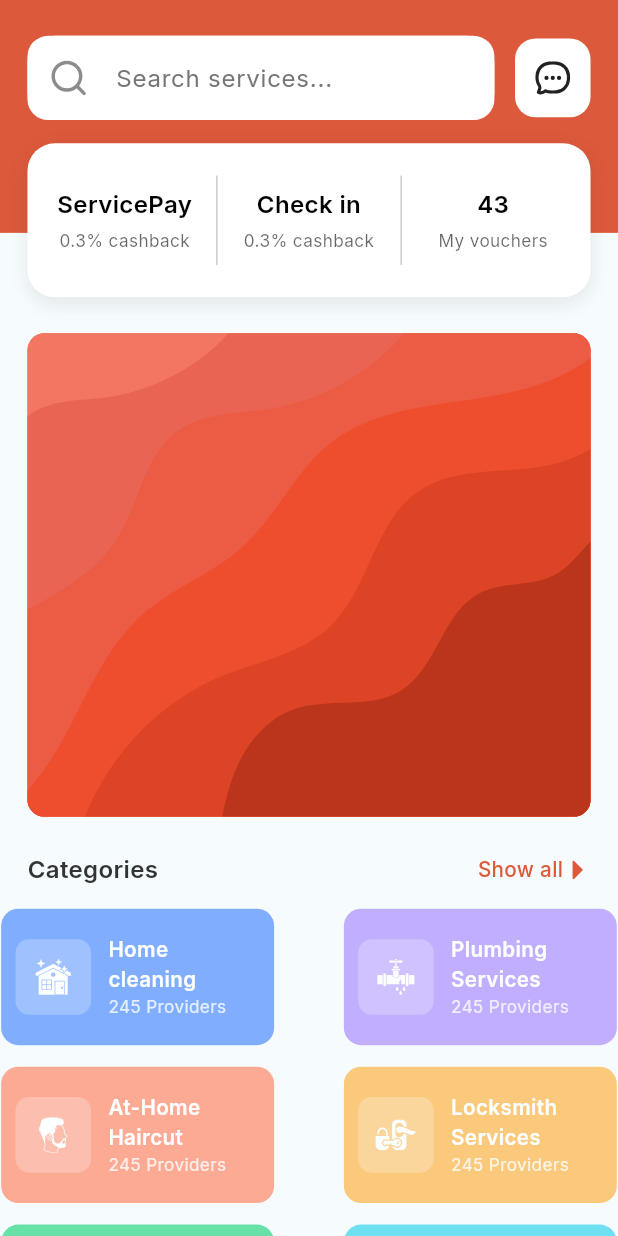
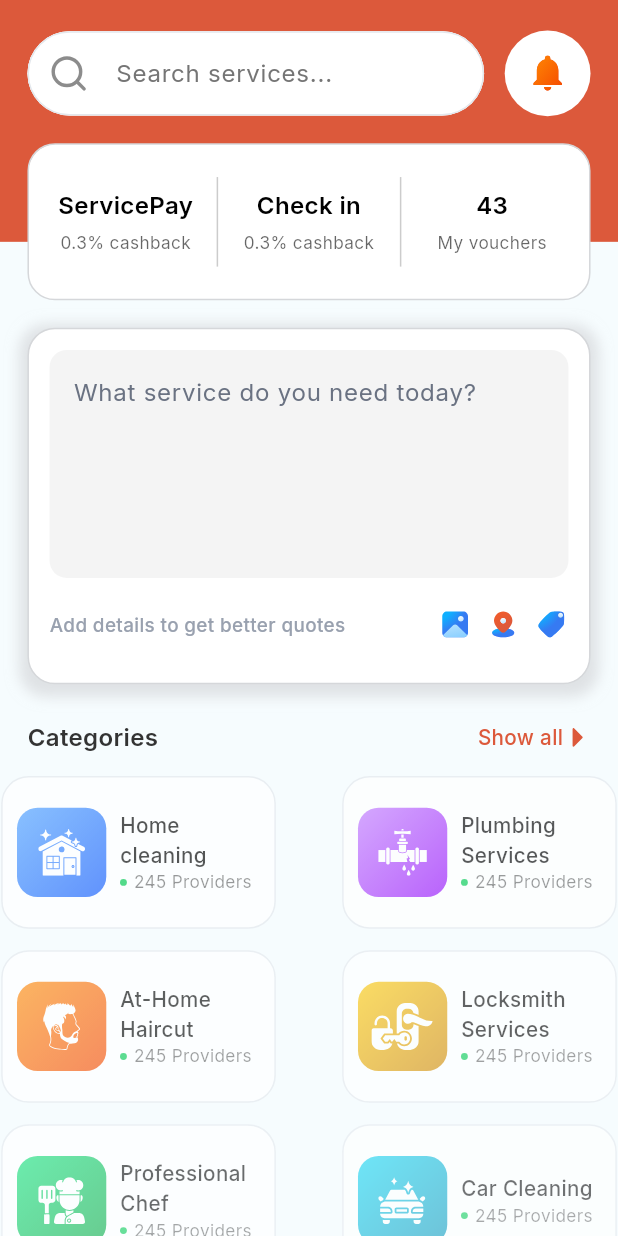
Before and after one commit to sohel10h/any-service-app, a Flutter app: the HomeScreen screen opened by its route, on a phone screen of 412 x 824 dp. Run offline on Flutter 3.47's test engine with Material 3 defaults, Android fonts, the phone set to English and light mode, and no system bars; our stand-ins replace device_preview, dio, flutter_screenutil, flutter_svg, form_field_validator, get and 3 more; missing offline and left inert: flutter_intl_phone_field; accounts and stored records are empty.

Commit message:
Modify :zap: HomeScreen live bidding arena and categories sections, header designs

```diff
--- a/lib/common/utils/app_colors.dart
+++ b/lib/common/utils/app_colors.dart
@@ -26,6 +26,8 @@ class AppColors {
   static Color text717680 = colorFromHex('#414651');
   static Color textF25B39 = colorFromHex('#F25B39');
   static Color text090A0A = colorFromHex('#090A0A');
+  static Color text6A7282 = colorFromHex('#6A7282');
+  static Color text99A1AF = colorFromHex('#99A1AF');
   static Color containerB63B1F = colorFromHex('#B63B1F');
   static Color container4485FD = colorFromHex('#4485FD');
   static Color containerA584FF = colorFromHex('#A584FF');
@@ -36,9 +38,28 @@ class AppColors {
   static Color containerFD44B3 = colorFromHex('#FD44B3');
   static Color containerFD4444 = colorFromHex('#FD4444');
   static Color containerFAFAFA = colorFromHex('#FAFAFA');
+  static Color containerF4F4F4 = colorFromHex('#F4F4F4');
+  static Color container51A2FF = colorFromHex('#51A2FF');
+  static Color container155DFC = colorFromHex('#155DFC');
+  static Color container00C950 = colorFromHex('#00C950');
+  static Color containerC27AFF = colorFromHex('#C27AFF');
+  static Color container9810FA = colorFromHex('#9810FA');
+  static Color containerFF8904 = colorFromHex('#FF8904');
+  static Color containerF54900 = colorFromHex('#F54900');
+  static Color containerFDC700 = colorFromHex('#FDC700');
+  static Color containerD08700 = colorFromHex('#D08700');
+  static Color container05DF72 = colorFromHex('#05DF72');
+  static Color container00A63E = colorFromHex('#00A63E');
+  static Color container00D3F2 = colorFromHex('#00D3F2');
+  static Color container0092B8 = colorFromHex('#0092B8');
+  static Color containerFB64B6 = colorFromHex('#FB64B6');
+  static Color containerE60076 = colorFromHex('#E60076');
+  static Color containerFF6467 = colorFromHex('#FF6467');
+  static Color containerE7000B = colorFromHex('#E7000B');
   static Color borderE3E5E5 = colorFromHex('#E3E5E5');
   static Color borderE8E8E8 = colorFromHex('#E8E8E8');
   static Color borderD5D7DA = colorFromHex('#D5D7DA');
+  static Color borderE3E7EC = colorFromHex('#E3E7EC');
   static Color dividerE9EAEB = colorFromHex('#E9EAEB');
   static Color backgroundD4F1F9 = colorFromHex('#D4F1F9');
 
--- a/lib/data/model/local/category_model.dart
+++ b/lib/data/model/local/category_model.dart
@@ -4,16 +4,14 @@ class CategoryItemModel {
   final String title;
   final String iconPath;
   final int providers;
-  final Color color;
-  final LinearGradient? gradient;
+  final List<Color> colors;
   final VoidCallback onTap;
 
   CategoryItemModel({
     required this.title,
     required this.iconPath,
     required this.providers,
-    required this.color,
+    required this.colors,
     required this.onTap,
-    this.gradient,
   });
 }
--- a/lib/view/screens/home/home_screen.dart
+++ b/lib/view/screens/home/home_screen.dart
@@ -32,7 +32,8 @@ class HomeScreen extends GetWidget<HomeController> {
               ),
             ],
           ),
-          SizedBox(height: 56.h),
+
+          SizedBox(height: 48.h),
           _buildLiveBiddingArena(),
           SizedBox(height: 8.h),
           _buildCategorySection(),
@@ -44,22 +45,81 @@ class HomeScreen extends GetWidget<HomeController> {
   Widget _buildLiveBiddingArena() {
     return Padding(
       padding: EdgeInsets.symmetric(horizontal: 16.w),
-      child: ClipRRect(
-        borderRadius: BorderRadius.circular(10.r),
-        child: Container(
-          height: 270.h,
-          color: AppColors.primary,
-          child: Stack(
-            children: List.generate(7, (index) {
-              final svgIndex = 7 - index;
-              return Positioned(
-                right: 0,
-                bottom: 0,
-                child: SvgPicture.asset(
-                  "assets/svgs/container_shape_$svgIndex.svg",
+      child: Container(
+        height: 199.h,
+        decoration: BoxDecoration(
+          color: AppColors.white,
+          borderRadius: BorderRadius.circular(16.r),
+          border: Border.all(color: AppColors.borderD5D7DA),
+          boxShadow: [
+            BoxShadow(
+              color: AppColors.borderD5D7DA.withValues(alpha: .7),
+              spreadRadius: 5,
+              blurRadius: 7,
+              offset: Offset(0, 3),
+            ),
+          ],
+        ),
+        child: Padding(
+          padding: EdgeInsets.all(12.sp),
+          child: Column(
+            children: [
+              CustomTextField(
+                controller: controller.searchController,
+                focusNode: controller.searchFocusNode,
+                hintText: "What service do you need today?",
+                hintStyle: TextStyle(
+                  fontSize: 14.sp,
+                  color: AppColors.text6A7282,
+                  fontWeight: FontWeight.w400,
                 ),
-              );
-            }),
+                maxLines: 5,
+                fillColor: AppColors.containerF4F4F4,
+                onChanged: (service) {},
+                enabledBorder: OutlineInputBorder(
+                  borderRadius: BorderRadius.circular(10.r),
+                  borderSide: BorderSide.none,
+                ),
+              ),
+              SizedBox(height: 16.h),
+              Row(
+                children: [
+                  Expanded(
+                    child: Text(
+                      "Add details to get better quotes",
+                      style: TextStyle(
+                        fontSize: 11.sp,
+                        color: AppColors.text99A1AF,
+                        fontWeight: FontWeight.w500,
+                      ),
+                      overflow: TextOverflow.ellipsis,
+                    ),
+                  ),
+                  SizedBox(width: 8.w),
+                  Row(
+                    children: [
+                      SvgPicture.asset(
+                        "assets/svgs/image.svg",
+                        width: 20.w,
+                        height: 20.h,
+                      ),
+                      SizedBox(width: 8.w),
+                      SvgPicture.asset(
+                        "assets/svgs/location.svg",
+                        width: 20.w,
+                        height: 20.h,
+                      ),
+                      SizedBox(width: 8.w),
+                      SvgPicture.asset(
+                        "assets/svgs/tag.svg",
+                        width: 20.w,
+                        height: 20.h,
+                      ),
+                    ],
+                  ),
+                ],
+              ),
+            ],
           ),
         ),
       ),
@@ -75,56 +135,80 @@ class HomeScreen extends GetWidget<HomeController> {
           title: "Home cleaning",
           iconPath: "assets/svgs/home_cleaning.svg",
           providers: 245,
-          color: AppColors.container4485FD,
+          colors: [
+            AppColors.container51A2FF,
+            AppColors.container155DFC,
+          ],
           onTap: () {},
         ),
         CategoryItemModel(
           title: "Plumbing Services",
           iconPath: "assets/svgs/plumbing.svg",
           providers: 245,
-          color: AppColors.containerA584FF,
+          colors: [
+            AppColors.containerC27AFF,
+            AppColors.container9810FA,
+          ],
           onTap: () {},
         ),
         CategoryItemModel(
           title: "At-Home Haircut",
           iconPath: "assets/svgs/haircut.svg",
           providers: 245,
-          color: AppColors.containerFF7854,
+          colors: [
+            AppColors.containerFF8904,
+            AppColors.containerF54900,
+          ],
           onTap: () {},
         ),
         CategoryItemModel(
           title: "Locksmith Services",
           iconPath: "assets/svgs/locksmith.svg",
           providers: 245,
-          color: AppColors.containerFEA725,
+          colors: [
+            AppColors.containerFDC700,
+            AppColors.containerD08700,
+          ],
           onTap: () {},
         ),
         CategoryItemModel(
           title: "Professional Chef",
           iconPath: "assets/svgs/chef.svg",
           providers: 245,
-          color: AppColors.container00CC6A,
+          colors: [
+            AppColors.container05DF72,
+            AppColors.container00A63E,
+          ],
           onTap: () {},
         ),
         CategoryItemModel(
           title: "Car Cleaning",
           iconPath: "assets/svgs/car_cleaning.svg",
           providers: 245,
-          color: AppColors.container00C9E4,
+          colors: [
+            AppColors.container00D3F2,
+            AppColors.container0092B8,
+          ],
           onTap: () {},
         ),
         CategoryItemModel(
           title: "Swimming Pool Cleaning",
           iconPath: "assets/svgs/swimming.svg",
           providers: 245,
-          color: AppColors.containerFD44B3,
+          colors: [
+            AppColors.containerFB64B6,
+            AppColors.containerE60076,
+          ],
           onTap: () {},
         ),
         CategoryItemModel(
           title: "Electricity Services",
-          iconPath: "assets/svgs/electricity.svg",
+          iconPath: "assets/svgs/settings_services.svg",
           providers: 245,
-          color: AppColors.containerFD4444,
+          colors: [
+            AppColors.containerFF6467,
+            AppColors.containerE7000B,
+          ],
           onTap: () {},
         ),
       ],
@@ -133,7 +217,7 @@ class HomeScreen extends GetWidget<HomeController> {
 
   Widget _buildTopHeader() {
     return Container(
-      height: 130.h,
+      height: 135.h,
       padding: EdgeInsets.only(left: 16.w, right: 16.w, top: 8.h),
       decoration: BoxDecoration(
         color: AppColors.primary,
@@ -143,7 +227,7 @@ class HomeScreen extends GetWidget<HomeController> {
         child: Column(
           crossAxisAlignment: CrossAxisAlignment.start,
           children: [
-            SizedBox(height: 12.h),
+            SizedBox(height: 8.h),
             _buildSearchBar(),
           ],
         ),
@@ -158,7 +242,7 @@ class HomeScreen extends GetWidget<HomeController> {
           child: Container(
             decoration: BoxDecoration(
               color: Colors.white,
-              borderRadius: BorderRadius.circular(16.r),
+              borderRadius: BorderRadius.circular(32.r),
             ),
             child: CustomTextField(
               controller: controller.searchController,
@@ -173,26 +257,26 @@ class HomeScreen extends GetWidget<HomeController> {
               textInputAction: TextInputAction.search,
               onChanged: (email) => controller.formKey.currentState?.validate(),
               enabledBorder: OutlineInputBorder(
-                borderRadius: BorderRadius.circular(12.r),
-                borderSide: BorderSide.none,
+                borderRadius: BorderRadius.circular(32.r),
+                borderSide: BorderSide(color: AppColors.borderE3E7EC),
               ),
             ),
           ),
         ),
         SizedBox(width: 12.w),
         Container(
-          height: 44.h,
-          width: 44.w,
+          height: 50.h,
+          width: 50.w,
           decoration: BoxDecoration(
             color: AppColors.white,
-            borderRadius: BorderRadius.circular(12.r),
+            shape: BoxShape.circle,
           ),
           child: Transform.scale(
-            scale: .5,
+            scale: .4,
             child: SvgPicture.asset(
-              "assets/svgs/message.svg",
-              width: 18.w,
-              height: 18.h,
+              "assets/svgs/notification.svg",
+              width: 24.w,
+              height: 24.h,
             ),
           ),
         ),
@@ -214,13 +298,7 @@ class HomeScreen extends GetWidget<HomeController> {
         decoration: BoxDecoration(
           color: AppColors.white,
           borderRadius: BorderRadius.circular(16.r),
-          boxShadow: [
-            BoxShadow(
-              color: AppColors.black.withValues(alpha: 0.08),
-              blurRadius: 10,
-              offset: const Offset(0, 4),
-            ),
-          ],
+          border: Border.all(color: AppColors.borderD5D7DA),
         ),
         child: Row(
           mainAxisAlignment: MainAxisAlignment.spaceAround,
--- a/lib/view/widgets/home/category_card_item.dart
+++ b/lib/view/widgets/home/category_card_item.dart
@@ -13,32 +13,40 @@ class CategoryCard extends StatelessWidget {
   Widget build(BuildContext context) {
     return InkWell(
       onTap: item.onTap,
-      borderRadius: BorderRadius.circular(10.r),
+      borderRadius: BorderRadius.circular(16.r),
       child: Container(
         decoration: BoxDecoration(
-          color: item.color,
-          borderRadius: BorderRadius.circular(10.r),
+          color: AppColors.white,
+          borderRadius: BorderRadius.circular(16.r),
+          border: Border.all(color: AppColors.borderE3E7EC),
         ),
         padding: EdgeInsets.all(8.h),
         child: Row(
           children: [
             Container(
-              height: 44.w,
-              width: 44.w,
+              height: 52.w,
+              width: 52.w,
               padding: EdgeInsets.all(10.sp),
               decoration: BoxDecoration(
-                color: AppColors.white.withValues(alpha: 0.25),
-                borderRadius: BorderRadius.circular(8.r),
+                borderRadius: BorderRadius.circular(12.r),
+                gradient: LinearGradient(
+                  colors: item.colors,
+                  begin: Alignment.topLeft,
+                  end: Alignment.bottomRight,
+                ),
               ),
               child: item.iconPath.endsWith(".svg")
-                  ? SvgPicture.asset(
+                  ? Transform.scale(
+                      scale: 1.3,
+                      child: SvgPicture.asset(
                         item.iconPath,
                         colorFilter: ColorFilter.mode(AppColors.white, BlendMode.srcIn),
                         fit: BoxFit.scaleDown,
+                      ),
                     )
                   : Image.asset(item.iconPath, color: AppColors.white),
             ),
-            SizedBox(width: 10.w),
+            SizedBox(width: 8.w),
             Expanded(
               child: Column(
                 crossAxisAlignment: CrossAxisAlignment.start,
@@ -48,21 +56,36 @@ class CategoryCard extends StatelessWidget {
                     item.title,
                     style: TextStyle(
                       fontSize: 12.sp,
-                      color: AppColors.white,
-                      fontWeight: FontWeight.w600,
+                      color: AppColors.black,
+                      fontWeight: FontWeight.w500,
                     ),
                     maxLines: 2,
                     overflow: TextOverflow.ellipsis,
                   ),
-                  Text(
+                  Row(
+                    children: [
+                      Container(
+                        width: 4.w,
+                        height: 4.w,
+                        decoration: BoxDecoration(
+                          color: AppColors.container00C950,
+                          shape: BoxShape.circle,
+                        ),
+                      ),
+                      SizedBox(width: 4.w),
+                      Expanded(
+                        child: Text(
                           "${item.providers} Providers",
                           style: TextStyle(
                             fontSize: 10.sp,
-                      color: AppColors.white.withValues(alpha: .8),
+                            color: AppColors.black.withValues(alpha: .6),
                             fontWeight: FontWeight.w400,
                           ),
                           maxLines: 1,
                           overflow: TextOverflow.ellipsis,
+                        ),
+                      ),
+                    ],
                   ),
                 ],
               ),
--- a/lib/view/widgets/home/category_section.dart
+++ b/lib/view/widgets/home/category_section.dart
@@ -1,10 +1,10 @@
 import 'package:flutter/material.dart';
-import 'package:flutter_screenutil/flutter_screenutil.dart';
 import 'package:flutter_svg/flutter_svg.dart';
 import 'package:service_la/common/utils/app_colors.dart';
+import 'package:flutter_screenutil/flutter_screenutil.dart';
 import 'package:service_la/data/model/local/category_model.dart';
+import 'package:service_la/view/widgets/home/delayed_widget.dart';
 import 'package:service_la/view/widgets/home/category_card_item.dart';
-import 'package:service_la/view/widgets/home/delayed_widget.dart';
 
 class CategorySection extends StatelessWidget {
   final String title;
@@ -76,8 +76,8 @@ class CategorySection extends StatelessWidget {
       itemCount: items.length,
       gridDelegate: SliverGridDelegateWithFixedCrossAxisCount(
         crossAxisCount: 2,
-        childAspectRatio: 2,
-        crossAxisSpacing: 10.w,
+        childAspectRatio: 1.8,
+        crossAxisSpacing: 8.w,
         mainAxisSpacing: 12.h,
       ),
       itemBuilder: (context, index) {
```
Also changed, not shown: assets/svgs/electricity.svg (deleted), assets/svgs/image.svg (added), assets/svgs/location.svg (added), assets/svgs/notification.svg (added), assets/svgs/settings_services.svg (added), assets/svgs/tag.svg (added). Lines whose indentation alone changed are shown as unchanged.
